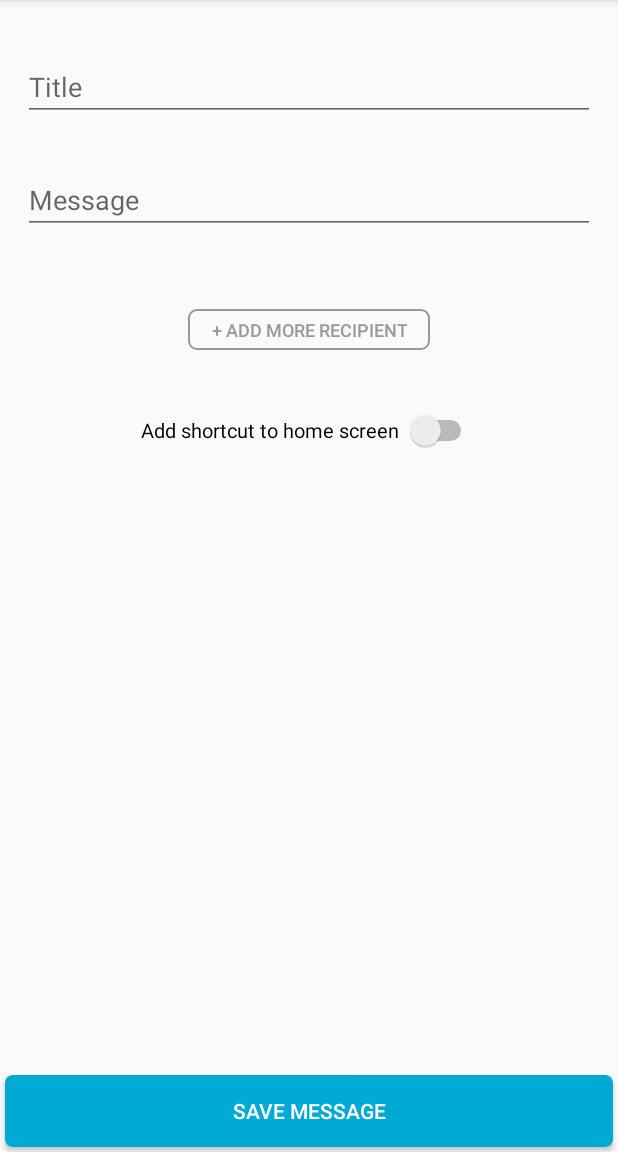
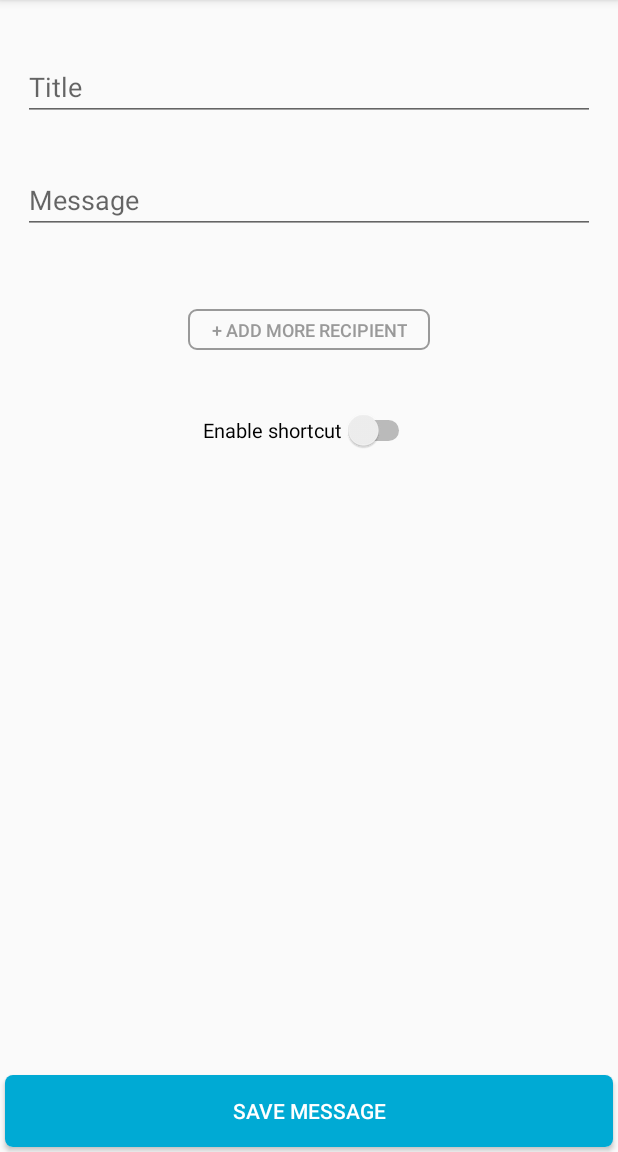
Before and after one commit to ekaputra07/quick-sms, an Android app: the screen it shows after launch (MainActivity), after a tap on "New", on a phone screen of 412 x 824 dp, the part 84-1236 px from its top. Run offline under Robolectric (Android 15) with nearby library versions, the phone set to English and light mode, and no system bars; our stand-ins replace Room's generated code; libraries missing offline, so code that uses them is left out: android.arch.persistence, org.jetbrains.anko; 1 statement that could not run was skipped.

```diff
--- a/app/src/main/java/com/balicodes/quicksms/AboutDialog.kt
+++ b/app/src/main/java/com/balicodes/quicksms/AboutDialog.kt
@@ -38,8 +38,7 @@
 
         // Update about text based on BuildConfig.
         val aboutTxt = ctx.resources.getString(R.string.about_1)
-                .replace("{APP_NAME}", ctx.resources.getString(R.string.app_name))
-                .replace("{VERSION_NAME}", ctx.resources.getString(R.string.version_name))
+                .format(ctx.resources.getString(R.string.app_name), ctx.resources.getString(R.string.version_name))
         about.text = aboutTxt
 
         val btnRate: Button = messageView.findViewById(R.id.btnRate)
--- a/app/src/main/java/com/balicodes/quicksms/MainActivity.kt
+++ b/app/src/main/java/com/balicodes/quicksms/MainActivity.kt
@@ -61,7 +61,7 @@ class MainActivity : AppCompatActivity() {
     private fun shareApp() {
         val sendIntent = Intent()
         sendIntent.action = Intent.ACTION_SEND
-        val shareTxt = getString(R.string.share_text).replace("{DOWNLOAD_LINK}", getString(R.string.download_link))
+        val shareTxt = getString(R.string.share_text).format(getString(R.string.download_link))
         sendIntent.putExtra(Intent.EXTRA_TEXT, shareTxt)
         sendIntent.type = "text/plain"
         startActivity(sendIntent)
--- a/app/src/main/res/layout/sms_form_fragment.xml
+++ b/app/src/main/res/layout/sms_form_fragment.xml
@@ -63,7 +63,7 @@
                 <Switch
                     android:layout_width="wrap_content"
                     android:layout_height="wrap_content"
-                    android:text="Add shortcut to home screen "
+                    android:text="@string/enable_shortcut"
                     android:id="@+id/addShortcut"
                     android:checked="false"
                     android:layout_gravity="center_horizontal"
--- a/app/src/main/res/values/strings.xml
+++ b/app/src/main/res/values/strings.xml
@@ -1,7 +1,7 @@
 <?xml version="1.0" encoding="utf-8"?>
 <resources>
-    <string name="notification_channel_name">Quick SMS</string>
-    <string name="notification_channel_description">Quick SMS Notification Channel</string>
+    <string name="notification_channel_name" translatable="false">Quick SMS</string>
+    <string name="notification_channel_description" translatable="false">Quick SMS Notification Channel</string>
 
     <string name="action_settings">Settings</string>
     <string name="action_new">New</string>
@@ -32,8 +32,8 @@
     <string name="status_delivered">{COUNT} delivered</string>
     <string name="status_failed">{COUNT} failed</string>
 
-    <string name="export_desc">Messages will be exported into your `Download` directory as a CSV file.</string>
-    <string name="import_desc">All imported messages is simply treated as new messages. Please make sure the file has correct CSV format (value separated by `|`).</string>
+    <string name="export_desc">Messages will be exported into your Download directory as a CSV file.</string>
+    <string name="import_desc">All imported messages is simply treated as new messages.</string>
     <string name="export">Export</string>
     <string name="exporting">Exporting…</string>
     <string name="import_str">Import</string>
@@ -42,7 +42,7 @@
     <string name="import_error_format">Error importing file, please make sure the file has correct format.</string>
     <string name="import_success">Messages imported successfully.</string>
     <string name="export_error">Export failed!</string>
-    <string name="export_success">Messages exported successfully. Please check your `Download` directory</string>
+    <string name="export_success">Messages exported successfully. Please check your Download directory</string>
     <string name="permission_sms_granted">Thank you! now you can start sending SMS.</string>
     <string name="permission_sms_denied">Sorry, this app can not send SMS without permission granted by you.</string>
     <string name="permission_export_denied">Sorry, this app can not export messages without permission to write a file into your phone storage.</string>
@@ -55,6 +55,8 @@
     <string name="message_copied">Message copied</string>
     <string name="tap_info">Tap and hold the message to send</string>
     <string name="add_recipient">+ ADD MORE RECIPIENT</string>
+    <string name="enable_shortcut">Enable shortcut</string>
+    <string name="enable_shortcut_warning">Sorry! Can only enable maximum 4 shortcuts.</string>
 
     <string name="pref_activity_title">Settings</string>
     <string name="pref_enable_beep_key" translatable="false">enable_beep</string>
@@ -74,8 +76,8 @@
     <string name="pref_enable_delivery_report_title">Enable SMS delivery report</string>
     <string name="pref_enable_delivery_report_summary">Caution! Some provider will charge you additional cost for SMS delivery report</string>
 
-    <string name="share_text">Create and send SMS template with Quick SMS. {DOWNLOAD_LINK}</string>
-    <string name="about_1">{APP_NAME} Version {VERSION_NAME}.\n\nThis app is now an open source project.\nSource code: https://github.com/ekaputra07/quick-sms</string>
+    <string name="share_text">Create and send SMS template with Quick SMS. %s</string>
+    <string name="about_1">%s Version %s.\n\nThis app is now an open source project.\nSource code: https://github.com/ekaputra07/quick-sms</string>
     <string name="about_2">Love this app? please rate us on Google Play, feedback and contribution are welcome.</string>
     <string name="title_activity_resend">Failed sending to these numbers</string>
     <string name="title_activity_export_import">Export / Import messages</string>
--- a/app/src/main/res/xml/settings.xml
+++ b/app/src/main/res/xml/settings.xml
@@ -25,7 +25,7 @@
         <ListPreference
             android:key="@string/pref_sort_by_key"
             android:title="@string/pref_sort_by_title"
-            android:dialogTitle="Sort order"
+            android:dialogTitle="@string/pref_sort_by_title"
             android:entries="@array/pref_sort_order_names_array"
             android:entryValues="@array/pref_sort_order_values_array"
             android:summary="@string/pref_sort_by_summary"
```
Also changed, not shown: app/src/main/java/com/balicodes/quicksms/SMSFormFragment.kt (+3 -10 lines), 2 other files.
